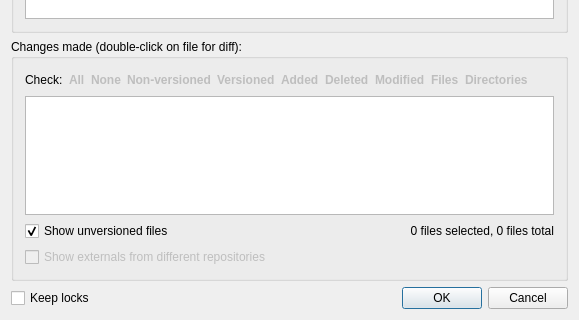
First picture: the form in src/qsvn/qsvncommitdialog.ui, repository bokic/qsvn, before the edit; both pictures show x 0 to 579 and y 209 to 529 of the 579 by 529 pixel window.
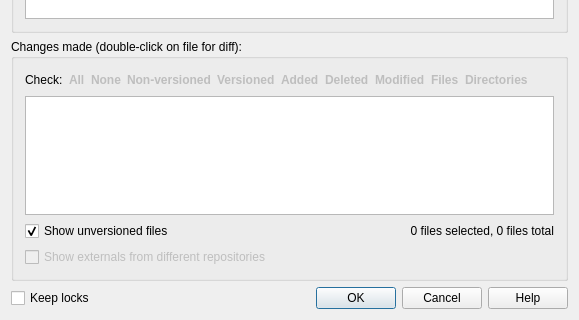
Second picture: the form after the edit.

The edit to the form file:
```diff
--- a/src/qsvn/qsvncommitdialog.ui
+++ b/src/qsvn/qsvncommitdialog.ui
@@ -308,7 +308,7 @@
    <item row="4" column="1">
     <widget class="QDialogButtonBox" name="buttonBox">
      <property name="standardButtons">
-      <set>QDialogButtonBox::Cancel|QDialogButtonBox::Ok</set>
+      <set>QDialogButtonBox::Cancel|QDialogButtonBox::Help|QDialogButtonBox::Ok</set>
      </property>
     </widget>
    </item>
```
Left out of the diff: 10 changed lines with no effect on the pictures.
